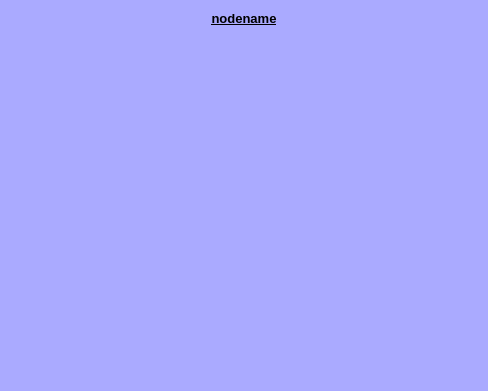
Above: rqt_reconfigure/resource/singlenode_parameditor.ui from smd-ros-rpm-release/rqt_common_plugins-release before the change. Below: the same form after it.
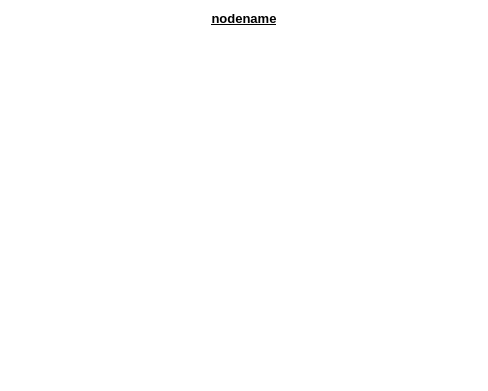
That is the form after the change. Custom widgets are drawn as their Qt base class.

Diff of the .ui file:
```diff
--- a/rqt_reconfigure/resource/singlenode_parameditor.ui
+++ b/rqt_reconfigure/resource/singlenode_parameditor.ui
@@ -37,8 +37,8 @@
      <colorrole role="Button">
       <brush brushstyle="SolidPattern">
        <color alpha="255">
-        <red>170</red>
-        <green>170</green>
+        <red>255</red>
+        <green>255</green>
         <blue>255</blue>
        </color>
       </brush>
@@ -55,8 +55,8 @@
      <colorrole role="Midlight">
       <brush brushstyle="SolidPattern">
        <color alpha="255">
-        <red>212</red>
-        <green>212</green>
+        <red>255</red>
+        <green>255</green>
         <blue>255</blue>
        </color>
       </brush>
@@ -64,8 +64,8 @@
      <colorrole role="Dark">
       <brush brushstyle="SolidPattern">
        <color alpha="255">
-        <red>85</red>
-        <green>85</green>
+        <red>127</red>
+        <green>127</green>
         <blue>127</blue>
        </color>
       </brush>
@@ -73,8 +73,8 @@
      <colorrole role="Mid">
       <brush brushstyle="SolidPattern">
        <color alpha="255">
-        <red>113</red>
-        <green>113</green>
+        <red>170</red>
+        <green>170</green>
         <blue>170</blue>
        </color>
       </brush>
@@ -118,8 +118,8 @@
      <colorrole role="Window">
       <brush brushstyle="SolidPattern">
        <color alpha="255">
-        <red>170</red>
-        <green>170</green>
+        <red>255</red>
+        <green>255</green>
         <blue>255</blue>
        </color>
       </brush>
@@ -136,8 +136,8 @@
      <colorrole role="AlternateBase">
       <brush brushstyle="SolidPattern">
        <color alpha="255">
-        <red>212</red>
-        <green>212</green>
+        <red>255</red>
+        <green>255</green>
         <blue>255</blue>
        </color>
       </brush>
@@ -174,8 +174,8 @@
      <colorrole role="Button">
       <brush brushstyle="SolidPattern">
        <color alpha="255">
-        <red>170</red>
-        <green>170</green>
+        <red>255</red>
+        <green>255</green>
         <blue>255</blue>
        </color>
       </brush>
@@ -192,8 +192,8 @@
      <colorrole role="Midlight">
       <brush brushstyle="SolidPattern">
        <color alpha="255">
-        <red>212</red>
-        <green>212</green>
+        <red>255</red>
+        <green>255</green>
         <blue>255</blue>
        </color>
       </brush>
@@ -201,8 +201,8 @@
      <colorrole role="Dark">
       <brush brushstyle="SolidPattern">
        <color alpha="255">
-        <red>85</red>
-        <green>85</green>
+        <red>127</red>
+        <green>127</green>
         <blue>127</blue>
        </color>
       </brush>
@@ -210,8 +210,8 @@
      <colorrole role="Mid">
       <brush brushstyle="SolidPattern">
        <color alpha="255">
-        <red>113</red>
-        <green>113</green>
+        <red>170</red>
+        <green>170</green>
         <blue>170</blue>
        </color>
       </brush>
@@ -255,8 +255,8 @@
      <colorrole role="Window">
       <brush brushstyle="SolidPattern">
        <color alpha="255">
-        <red>170</red>
-        <green>170</green>
+        <red>255</red>
+        <green>255</green>
         <blue>255</blue>
        </color>
       </brush>
@@ -273,8 +273,8 @@
      <colorrole role="AlternateBase">
       <brush brushstyle="SolidPattern">
        <color alpha="255">
-        <red>212</red>
-        <green>212</green>
+        <red>255</red>
+        <green>255</green>
         <blue>255</blue>
        </color>
       </brush>
@@ -302,8 +302,8 @@
      <colorrole role="WindowText">
       <brush brushstyle="SolidPattern">
        <color alpha="255">
-        <red>85</red>
-        <green>85</green>
+        <red>127</red>
+        <green>127</green>
         <blue>127</blue>
        </color>
       </brush>
@@ -311,8 +311,8 @@
      <colorrole role="Button">
       <brush brushstyle="SolidPattern">
        <color alpha="255">
-        <red>170</red>
-        <green>170</green>
+        <red>255</red>
+        <green>255</green>
         <blue>255</blue>
        </color>
       </brush>
@@ -329,8 +329,8 @@
      <colorrole role="Midlight">
       <brush brushstyle="SolidPattern">
        <color alpha="255">
-        <red>212</red>
-        <green>212</green>
+        <red>255</red>
+        <green>255</green>
         <blue>255</blue>
        </color>
       </brush>
@@ -338,8 +338,8 @@
      <colorrole role="Dark">
       <brush brushstyle="SolidPattern">
        <color alpha="255">
-        <red>85</red>
-        <green>85</green>
+        <red>127</red>
+        <green>127</green>
         <blue>127</blue>
        </color>
       </brush>
@@ -347,8 +347,8 @@
      <colorrole role="Mid">
       <brush brushstyle="SolidPattern">
        <color alpha="255">
-        <red>113</red>
-        <green>113</green>
+        <red>170</red>
+        <green>170</green>
         <blue>170</blue>
        </color>
       </brush>
@@ -356,8 +356,8 @@
      <colorrole role="Text">
       <brush brushstyle="SolidPattern">
        <color alpha="255">
-        <red>85</red>
-        <green>85</green>
+        <red>127</red>
+        <green>127</green>
         <blue>127</blue>
        </color>
       </brush>
@@ -374,8 +374,8 @@
      <colorrole role="ButtonText">
       <brush brushstyle="SolidPattern">
        <color alpha="255">
-        <red>85</red>
-        <green>85</green>
+        <red>127</red>
+        <green>127</green>
         <blue>127</blue>
        </color>
       </brush>
@@ -383,8 +383,8 @@
      <colorrole role="Base">
       <brush brushstyle="SolidPattern">
        <color alpha="255">
-        <red>170</red>
-        <green>170</green>
+        <red>255</red>
+        <green>255</green>
         <blue>255</blue>
        </color>
       </brush>
@@ -392,8 +392,8 @@
      <colorrole role="Window">
       <brush brushstyle="SolidPattern">
        <color alpha="255">
-        <red>170</red>
-        <green>170</green>
+        <red>255</red>
+        <green>255</green>
         <blue>255</blue>
        </color>
       </brush>
@@ -410,8 +410,8 @@
      <colorrole role="AlternateBase">
       <brush brushstyle="SolidPattern">
        <color alpha="255">
-        <red>170</red>
-        <green>170</green>
+        <red>255</red>
+        <green>255</green>
         <blue>255</blue>
        </color>
       </brush>
@@ -467,15 +467,7 @@
     </widget>
    </item>
    <item>
-    <widget class="QWidget" name="grid_widget">
-     <property name="sizePolicy">
-      <sizepolicy hsizetype="Preferred" vsizetype="Fixed">
-       <horstretch>0</horstretch>
-       <verstretch>0</verstretch>
-      </sizepolicy>
-     </property>
-     <layout class="QFormLayout" name="grid"/>
-    </widget>
+    <layout class="QFormLayout" name="grid"/>
    </item>
   </layout>
  </widget>
```
